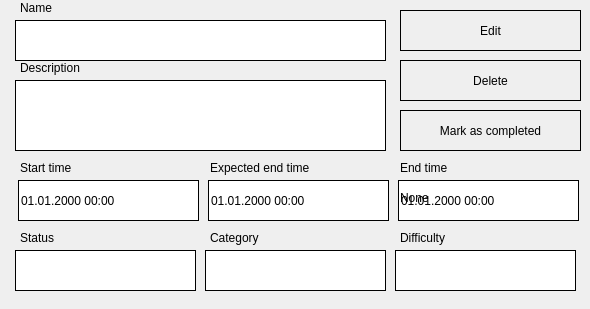
First picture: the form in frontend/taskinfo.ui, repository cpractice-org-lv-group1/todo-list-app, before the edit.
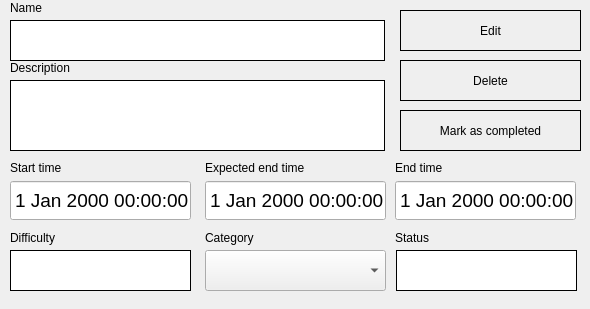
Second picture: the form after the edit. Icons and pictures are not drawn.

Commit message: Added friend info window + fixed task info window

What changed in the file:
```diff
--- a/frontend/taskinfo.ui
+++ b/frontend/taskinfo.ui
@@ -26,9 +26,9 @@
    <widget class="QTextEdit" name="TaskHeader">
     <property name="geometry">
      <rect>
-      <x>15</x>
+      <x>10</x>
       <y>20</y>
-      <width>371</width>
+      <width>375</width>
       <height>41</height>
      </rect>
     </property>
@@ -42,9 +42,9 @@
    <widget class="QTextEdit" name="TaskDescription">
     <property name="geometry">
      <rect>
-      <x>15</x>
+      <x>10</x>
       <y>80</y>
-      <width>371</width>
+      <width>375</width>
       <height>71</height>
      </rect>
     </property>
@@ -58,7 +58,7 @@
    <widget class="QLabel" name="label">
     <property name="geometry">
      <rect>
-      <x>20</x>
+      <x>10</x>
       <y>60</y>
       <width>61</width>
       <height>16</height>
@@ -71,7 +71,7 @@
    <widget class="QLabel" name="label_2">
     <property name="geometry">
      <rect>
-      <x>20</x>
+      <x>10</x>
       <y>160</y>
       <width>61</width>
       <height>16</height>
@@ -84,7 +84,7 @@
    <widget class="QLabel" name="label_3">
     <property name="geometry">
      <rect>
-      <x>210</x>
+      <x>205</x>
       <y>160</y>
       <width>101</width>
       <height>16</height>
@@ -94,58 +94,10 @@
      <string>Expected end time</string>
     </property>
    </widget>
-   <widget class="QDateEdit" name="TaskStartTime">
-    <property name="geometry">
-     <rect>
-      <x>18</x>
-      <y>180</y>
-      <width>181</width>
-      <height>41</height>
-     </rect>
-    </property>
-    <property name="buttonSymbols">
-     <enum>QAbstractSpinBox::NoButtons</enum>
-    </property>
-    <property name="displayFormat">
-     <string>dd.MM.yyyy hh:mm</string>
-    </property>
-   </widget>
-   <widget class="QDateEdit" name="TaskExpEnd">
-    <property name="geometry">
-     <rect>
-      <x>208</x>
-      <y>180</y>
-      <width>181</width>
-      <height>41</height>
-     </rect>
-    </property>
-    <property name="buttonSymbols">
-     <enum>QAbstractSpinBox::NoButtons</enum>
-    </property>
-    <property name="displayFormat">
-     <string>dd.MM.yyyy hh:mm</string>
-    </property>
-   </widget>
-   <widget class="QDateEdit" name="TaskEnd">
-    <property name="geometry">
-     <rect>
-      <x>398</x>
-      <y>180</y>
-      <width>181</width>
-      <height>41</height>
-     </rect>
-    </property>
-    <property name="buttonSymbols">
-     <enum>QAbstractSpinBox::NoButtons</enum>
-    </property>
-    <property name="displayFormat">
-     <string>dd.MM.yyyy hh:mm</string>
-    </property>
-   </widget>
    <widget class="QLabel" name="label_4">
     <property name="geometry">
      <rect>
-      <x>400</x>
+      <x>395</x>
       <y>160</y>
       <width>61</width>
       <height>16</height>
@@ -158,7 +110,7 @@
    <widget class="QLabel" name="label_5">
     <property name="geometry">
      <rect>
-      <x>20</x>
+      <x>395</x>
       <y>230</y>
       <width>61</width>
       <height>16</height>
@@ -171,7 +123,7 @@
    <widget class="QTextEdit" name="TaskStatus">
     <property name="geometry">
      <rect>
-      <x>15</x>
+      <x>396</x>
       <y>250</y>
       <width>181</width>
       <height>41</height>
@@ -187,7 +139,7 @@
    <widget class="QLabel" name="label_6">
     <property name="geometry">
      <rect>
-      <x>210</x>
+      <x>205</x>
       <y>230</y>
       <width>61</width>
       <height>16</height>
@@ -197,26 +149,10 @@
      <string>Category</string>
     </property>
    </widget>
-   <widget class="QTextEdit" name="TaskCategory">
-    <property name="geometry">
-     <rect>
-      <x>205</x>
-      <y>250</y>
-      <width>181</width>
-      <height>41</height>
-     </rect>
-    </property>
-    <property name="verticalScrollBarPolicy">
-     <enum>Qt::ScrollBarAlwaysOff</enum>
-    </property>
-    <property name="horizontalScrollBarPolicy">
-     <enum>Qt::ScrollBarAlwaysOff</enum>
-    </property>
-   </widget>
    <widget class="QTextEdit" name="TaskDifficulty">
     <property name="geometry">
      <rect>
-      <x>395</x>
+      <x>10</x>
       <y>250</y>
       <width>181</width>
       <height>41</height>
@@ -232,7 +168,7 @@
    <widget class="QLabel" name="label_7">
     <property name="geometry">
      <rect>
-      <x>400</x>
+      <x>10</x>
       <y>230</y>
       <width>61</width>
       <height>16</height>
@@ -296,7 +232,7 @@
    <widget class="QLabel" name="label_8">
     <property name="geometry">
      <rect>
-      <x>20</x>
+      <x>10</x>
       <y>0</y>
       <width>61</width>
       <height>16</height>
@@ -319,6 +255,73 @@
      <string>None</string>
     </property>
    </widget>
+   <widget class="QComboBox" name="comboBox">
+    <property name="geometry">
+     <rect>
+      <x>205</x>
+      <y>250</y>
+      <width>181</width>
+      <height>41</height>
+     </rect>
+    </property>
+    <property name="cursor">
+     <cursorShape>PointingHandCursor</cursorShape>
+    </property>
+   </widget>
+   <widget class="QDateTimeEdit" name="TaskExpEnd">
+    <property name="geometry">
+     <rect>
+      <x>205</x>
+      <y>180</y>
+      <width>181</width>
+      <height>41</height>
+     </rect>
+    </property>
+    <property name="font">
+     <font>
+      <pointsize>14</pointsize>
+     </font>
+    </property>
+    <property name="buttonSymbols">
+     <enum>QAbstractSpinBox::NoButtons</enum>
+    </property>
+   </widget>
+   <widget class="QDateTimeEdit" name="TaskEnd">
+    <property name="geometry">
+     <rect>
+      <x>395</x>
+      <y>180</y>
+      <width>181</width>
+      <height>41</height>
+     </rect>
+    </property>
+    <property name="font">
+     <font>
+      <pointsize>14</pointsize>
+     </font>
+    </property>
+    <property name="buttonSymbols">
+     <enum>QAbstractSpinBox::NoButtons</enum>
+    </property>
+   </widget>
+   <widget class="QDateTimeEdit" name="TaskStartTime">
+    <property name="geometry">
+     <rect>
+      <x>10</x>
+      <y>180</y>
+      <width>181</width>
+      <height>41</height>
+     </rect>
+    </property>
+    <property name="font">
+     <font>
+      <pointsize>14</pointsize>
+     </font>
+    </property>
+    <property name="buttonSymbols">
+     <enum>QAbstractSpinBox::NoButtons</enum>
+    </property>
+   </widget>
   </widget>
  </widget>
  <resources>
```
The commit also changes 9 other files.
